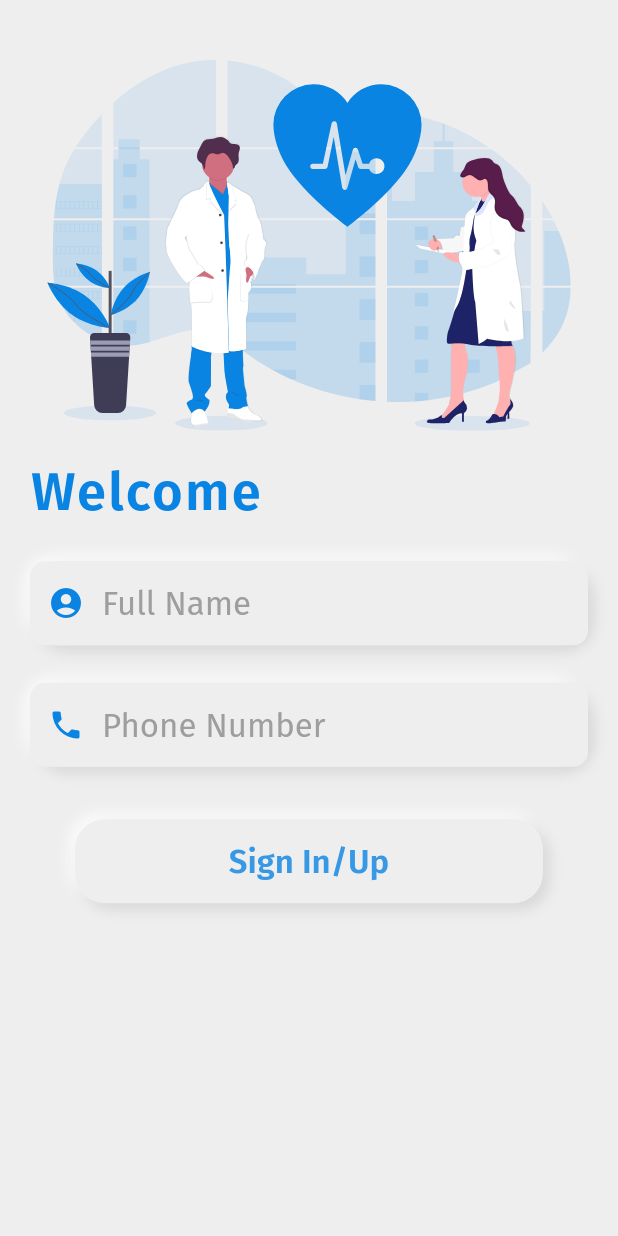
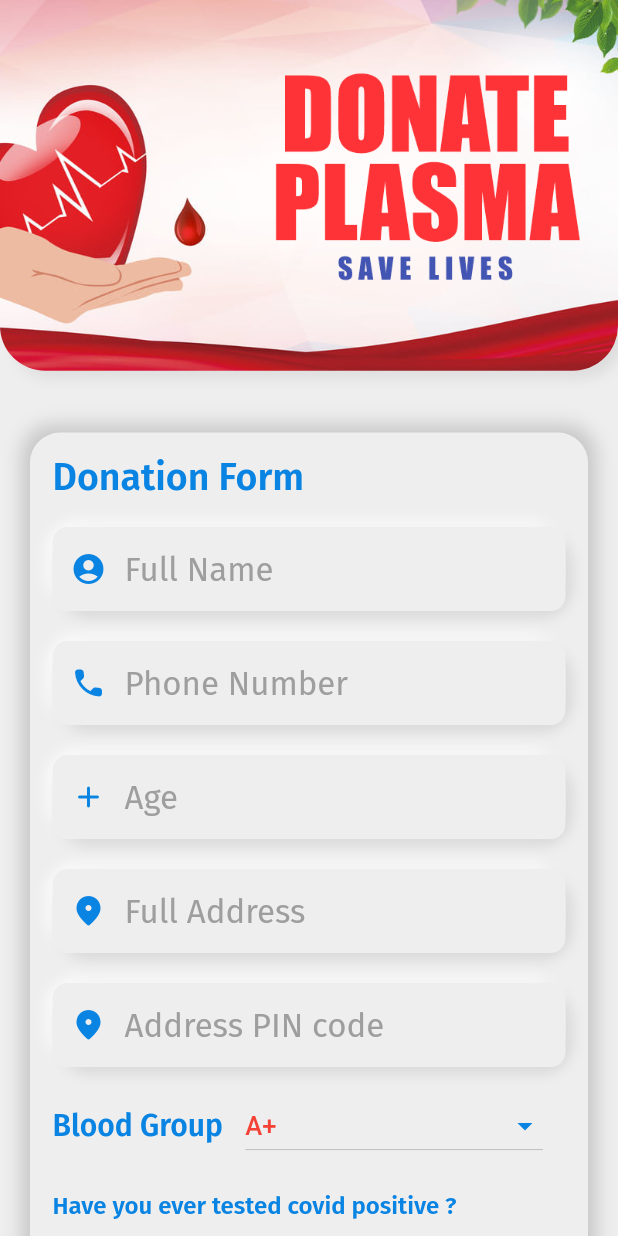
Before and after one commit to niloysikdar/Plaso-Connect, a Flutter app: the screen it shows after launch, on a phone screen of 412 x 824 dp. Run offline on Flutter 3.47's test engine with Material 2 defaults, Android fonts, the phone set to English and light mode, and no system bars; our stand-ins replace flutter_svg, google_fonts.

Commit message:
Added Plasma Form UI

```diff
--- a/lib/main.dart
+++ b/lib/main.dart
@@ -2,6 +2,7 @@ import 'package:flutter/material.dart';
 import 'package:flutter/services.dart';
 import 'package:google_fonts/google_fonts.dart';
 import 'package:plaso_connect/constants/colors.dart';
+import 'package:plaso_connect/screens/plasmaform.dart';
 import 'package:plaso_connect/screens/signup.dart';
 
 Future<void> main() async {
@@ -29,7 +30,7 @@ class MyApp extends StatelessWidget {
         primaryColor: kelectronBlue,
         iconTheme: IconThemeData(color: kelectronBlue),
       ),
-      home: SignUpPage(),
+      home: PlasmaDonate(),
     );
   }
 }
--- /dev/null
+++ b/lib/screens/plasmaform.dart
@@ -0,0 +1,418 @@
+import 'package:flutter/material.dart';
+import 'package:flutter_svg/flutter_svg.dart';
+import 'package:plaso_connect/constants/colors.dart';
+import 'package:plaso_connect/widgets/inputfield.dart';
+
+class PlasmaDonate extends StatefulWidget {
+  @override
+  _PlasmaDonateState createState() => _PlasmaDonateState();
+}
+
+class _PlasmaDonateState extends State<PlasmaDonate> {
+  late TextEditingController namecontroller;
+  late TextEditingController phonecontroller;
+  late TextEditingController agecontroller;
+  late TextEditingController addresscontroller;
+  late TextEditingController pincontroller;
+  late TextEditingController dateOfRecoverycontroller;
+
+  int isVaccinated = 1;
+  String bloodGroup = "A+";
+  String covidquestion = "Have you ever tested covid positive ?";
+  int covidStatus = 1;
+
+  @override
+  void initState() {
+    super.initState();
+    namecontroller = TextEditingController();
+    phonecontroller = TextEditingController();
+    agecontroller = TextEditingController();
+    addresscontroller = TextEditingController();
+    pincontroller = TextEditingController();
+    dateOfRecoverycontroller = TextEditingController();
+  }
+
+  @override
+  void dispose() {
+    namecontroller.dispose();
+    phonecontroller.dispose();
+    agecontroller.dispose();
+    addresscontroller.dispose();
+    pincontroller.dispose();
+    dateOfRecoverycontroller.dispose();
+    super.dispose();
+  }
+
+  @override
+  Widget build(BuildContext context) {
+    final Size size = MediaQuery.of(context).size;
+    return SafeArea(
+      child: Scaffold(
+        body: Stack(
+          children: [
+            Positioned(
+              top: 0,
+              left: 0,
+              child: Container(
+                height: size.height * 0.3,
+                width: size.width,
+                padding: EdgeInsets.all(15),
+                decoration: BoxDecoration(
+                  boxShadow: [
+                    BoxShadow(
+                      color: klightShadowForLight,
+                      offset: Offset(0.0, 0.0),
+                      blurRadius: 7.0,
+                    ),
+                    BoxShadow(
+                      color: kdarkShadowForLight,
+                      offset: Offset(4.0, 4.0),
+                      blurRadius: 7.0,
+                    ),
+                  ],
+                  color: Color(0xFFEFEEEE),
+                  borderRadius: BorderRadius.only(
+                    bottomLeft: Radius.circular(30),
+                    bottomRight: Radius.circular(30),
+                  ),
+                  image: DecorationImage(
+                    image: AssetImage("assets/images/banner2.png"),
+                    fit: BoxFit.cover,
+                  ),
+                ),
+              ),
+            ),
+            SingleChildScrollView(
+              child: Container(
+                width: double.infinity,
+                margin: EdgeInsets.only(
+                  top: size.height * 0.35,
+                  left: 20,
+                  right: 20,
+                ),
+                padding: EdgeInsets.all(15),
+                decoration: BoxDecoration(
+                  color: kbackgroundLight,
+                  borderRadius: BorderRadius.only(
+                    topLeft: Radius.circular(20),
+                    topRight: Radius.circular(20),
+                  ),
+                  boxShadow: [
+                    BoxShadow(
+                      color: Colors.grey.withOpacity(0.5),
+                      blurRadius: 10.0,
+                      spreadRadius: 5.0,
+                      offset: Offset(0.0, 0.0),
+                    )
+                  ],
+                ),
+                child: Column(
+                  crossAxisAlignment: CrossAxisAlignment.start,
+                  children: [
+                    Text(
+                      "Donation Form",
+                      style: TextStyle(
+                        color: kelectronBlue,
+                        fontSize: 25,
+                        fontWeight: FontWeight.w600,
+                      ),
+                    ),
+                    SizedBox(height: 8),
+                    inputforPlasma(
+                      controller: namecontroller,
+                      prefixIcon: Icons.account_circle_rounded,
+                      hintText: "Full Name",
+                      textInputType: TextInputType.name,
+                    ),
+                    inputforPlasma(
+                      controller: phonecontroller,
+                      prefixIcon: Icons.phone_rounded,
+                      hintText: "Phone Number",
+                      textInputType: TextInputType.phone,
+                    ),
+                    inputforPlasma(
+                      controller: agecontroller,
+                      prefixIcon: Icons.add_rounded,
+                      hintText: "Age",
+                      textInputType: TextInputType.number,
+                    ),
+                    inputforPlasma(
+                      controller: addresscontroller,
+                      prefixIcon: Icons.location_on_rounded,
+                      hintText: "Full Address",
+                      textInputType: TextInputType.name,
+                    ),
+                    inputforPlasma(
+                      controller: pincontroller,
+                      prefixIcon: Icons.location_on_rounded,
+                      hintText: "Address PIN code",
+                      textInputType: TextInputType.number,
+                    ),
+                    Padding(
+                      padding: const EdgeInsets.symmetric(vertical: 5),
+                      child: Row(
+                        children: [
+                          Text(
+                            "Blood Group",
+                            style: TextStyle(
+                              color: kelectronBlue,
+                              fontSize: 20,
+                              fontWeight: FontWeight.w600,
+                            ),
+                          ),
+                          Expanded(
+                            child: Padding(
+                              padding:
+                                  const EdgeInsets.symmetric(horizontal: 15),
+                              child: DropdownButton<String>(
+                                isExpanded: true,
+                                focusColor: Colors.white,
+                                value: bloodGroup,
+                                //elevation: 5,
+                                style: TextStyle(
+                                  color: Colors.red,
+                                  fontSize: 17.0,
+                                  fontWeight: FontWeight.w500,
+                                ),
+                                iconEnabledColor: kelectronBlue,
+                                items: <String>[
+                                  'A+',
+                                  'A-',
+                                  'B+',
+                                  'B-',
+                                  'O+',
+                                  'O-',
+                                  'AB+',
+                                  'AB-',
+                                ].map<DropdownMenuItem<String>>((String value) {
+                                  return DropdownMenuItem<String>(
+                                    value: value,
+                                    child: Text(
+                                      value,
+                                      style: TextStyle(
+                                        color: Colors.red,
+                                        fontSize: 17.0,
+                                        fontWeight: FontWeight.w500,
+                                      ),
+                                    ),
+                                  );
+                                }).toList(),
+                                hint: Text(
+                                  "Please choose a langauage",
+                                  style: TextStyle(
+                                      color: Colors.black,
+                                      fontSize: 14,
+                                      fontWeight: FontWeight.w500),
+                                ),
+                                onChanged: (value) {
+                                  setState(() {
+                                    bloodGroup = value!;
+                                  });
+                                },
+                              ),
+                            ),
+                          ),
+                        ],
+                      ),
+                    ),
+                    Padding(
+                      padding: const EdgeInsets.only(top: 15, bottom: 5),
+                      child: Column(
+                        crossAxisAlignment: CrossAxisAlignment.start,
+                        children: [
+                          Text(
+                            covidquestion,
+                            style: TextStyle(
+                              color: kelectronBlue,
+                              fontSize: 16,
+                              fontWeight: FontWeight.w600,
+                            ),
+                          ),
+                          Row(
+                            children: [
+                              Row(
+                                children: [
+                                  Radio(
+                                    activeColor: kelectronBlue,
+                                    value: 1,
+                                    groupValue: covidStatus,
+                                    onChanged: (val) {
+                                      setState(() {
+                                        covidStatus = int.parse(val.toString());
+                                      });
+                                    },
+                                  ),
+                                  Text(
+                                    "Yes",
+                                    style: TextStyle(
+                                      color: (covidStatus == 1)
+                                          ? kelectronBlue
+                                          : Colors.grey[700],
+                                      fontSize: 17.0,
+                                      fontWeight: FontWeight.w500,
+                                    ),
+                                  ),
+                                ],
+                              ),
+                              SizedBox(width: 10),
+                              Row(
+                                children: [
+                                  Radio(
+                                    activeColor: kelectronBlue,
+                                    value: 0,
+                                    groupValue: covidStatus,
+                                    onChanged: (val) {
+                                      setState(() {
+                                        covidStatus = int.parse(val.toString());
+                                      });
+                                    },
+                                  ),
+                                  Text(
+                                    "No",
+                                    style: TextStyle(
+                                      color: (covidStatus == 0)
+                                          ? kelectronBlue
+                                          : Colors.grey[700],
+                                      fontSize: 17.0,
+                                      fontWeight: FontWeight.w500,
+                                    ),
+                                  ),
+                                ],
+                              ),
+                            ],
+                          ),
+                        ],
+                      ),
+                    ),
+                    inputforPlasma(
+                      controller: dateOfRecoverycontroller,
+                      prefixIcon: Icons.date_range_rounded,
+                      hintText: "Date of Recovery",
+                      textInputType: TextInputType.datetime,
+                    ),
+                    Row(
+                      mainAxisAlignment: MainAxisAlignment.spaceBetween,
+                      children: [
+                        Text(
+                          "Vaccinated",
+                          style: TextStyle(
+                            color: kelectronBlue,
+                            fontSize: 20,
+                            fontWeight: FontWeight.w600,
+                          ),
+                        ),
+                        Row(
+                          children: [
+                            Row(
+                              children: [
+                                Radio(
+                                  activeColor: kelectronBlue,
+                                  value: 1,
+                                  groupValue: isVaccinated,
+                                  onChanged: (val) {
+                                    setState(() {
+                                      isVaccinated = int.parse(val.toString());
+                                    });
+                                  },
+                                ),
+                                Text(
+                                  "Yes",
+                                  style: TextStyle(
+                                    color: (isVaccinated == 1)
+                                        ? kelectronBlue
+                                        : Colors.grey[700],
+                                    fontSize: 17.0,
+                                    fontWeight: FontWeight.w500,
+                                  ),
+                                ),
+                              ],
+                            ),
+                            SizedBox(width: 10),
+                            Row(
+                              children: [
+                                Radio(
+                                  activeColor: kelectronBlue,
+                                  value: 0,
+                                  groupValue: isVaccinated,
+                                  onChanged: (val) {
+                                    setState(() {
+                                      isVaccinated = int.parse(val.toString());
+                                    });
+                                  },
+                                ),
+                                Text(
+                                  "No",
+                                  style: TextStyle(
+                                    color: (isVaccinated == 0)
+                                        ? kelectronBlue
+                                        : Colors.grey[700],
+                                    fontSize: 17.0,
+                                    fontWeight: FontWeight.w500,
+                                  ),
+                                ),
+                              ],
+                            ),
+                            SizedBox(width: 10),
+                          ],
+                        ),
+                      ],
+                    ),
+                    SizedBox(height: 20),
+                    GestureDetector(
+                      onTap: () {
+                        print("Done");
+                      },
+                      child: doneBtn(),
+                    ),
+                    SizedBox(height: 20),
+                  ],
+                ),
+              ),
+            ),
+          ],
+        ),
+      ),
+    );
+  }
+
+  Widget doneBtn() {
+    return Container(
+      margin: EdgeInsets.symmetric(horizontal: 30),
+      child: Material(
+        elevation: 5,
+        borderRadius: BorderRadius.circular(15),
+        color: kelectronBlue[700],
+        child: Container(
+          padding: EdgeInsets.symmetric(vertical: 12),
+          child: Center(
+            child: Text(
+              "Done",
+              style: TextStyle(
+                color: Colors.white,
+                fontSize: 20,
+                fontWeight: FontWeight.w600,
+              ),
+            ),
+          ),
+        ),
+      ),
+    );
+  }
+
+  Widget inputforPlasma({
+    required TextEditingController controller,
+    required IconData prefixIcon,
+    required String hintText,
+    required TextInputType textInputType,
+  }) {
+    return Container(
+      margin: EdgeInsets.symmetric(vertical: 10),
+      child: inputField(
+        controller: controller,
+        prefixIcon: prefixIcon,
+        hintText: hintText,
+        textInputType: textInputType,
+      ),
+    );
+  }
+}
```
Also changed, not shown: assets/images/faq.svg (deleted).
